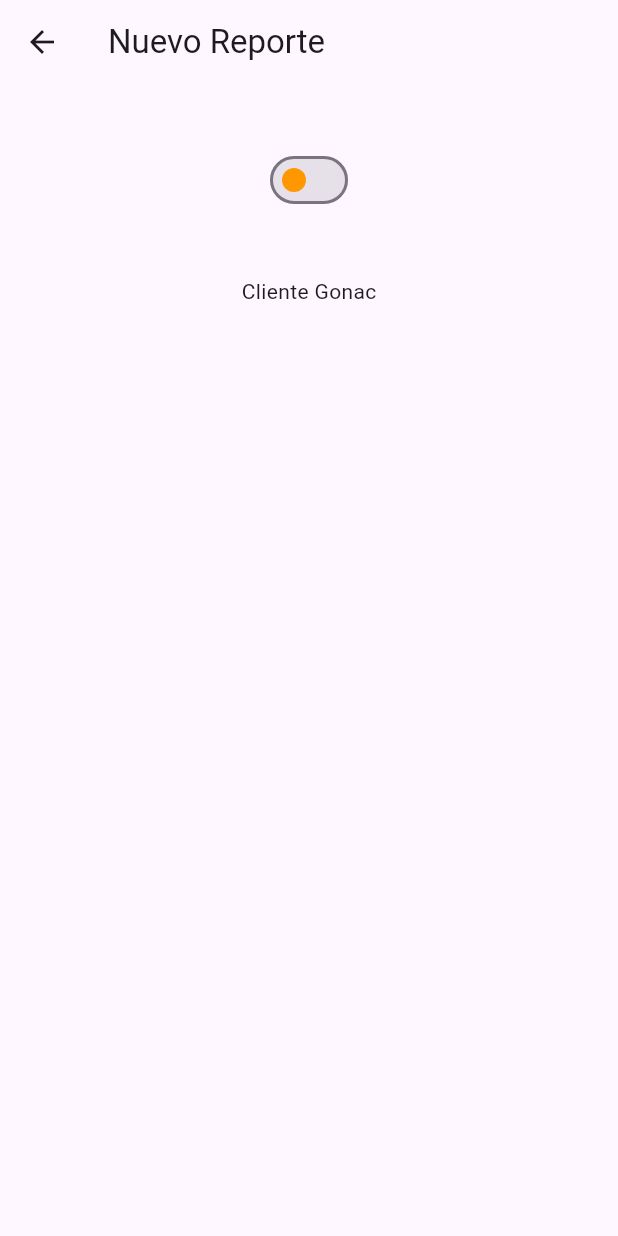
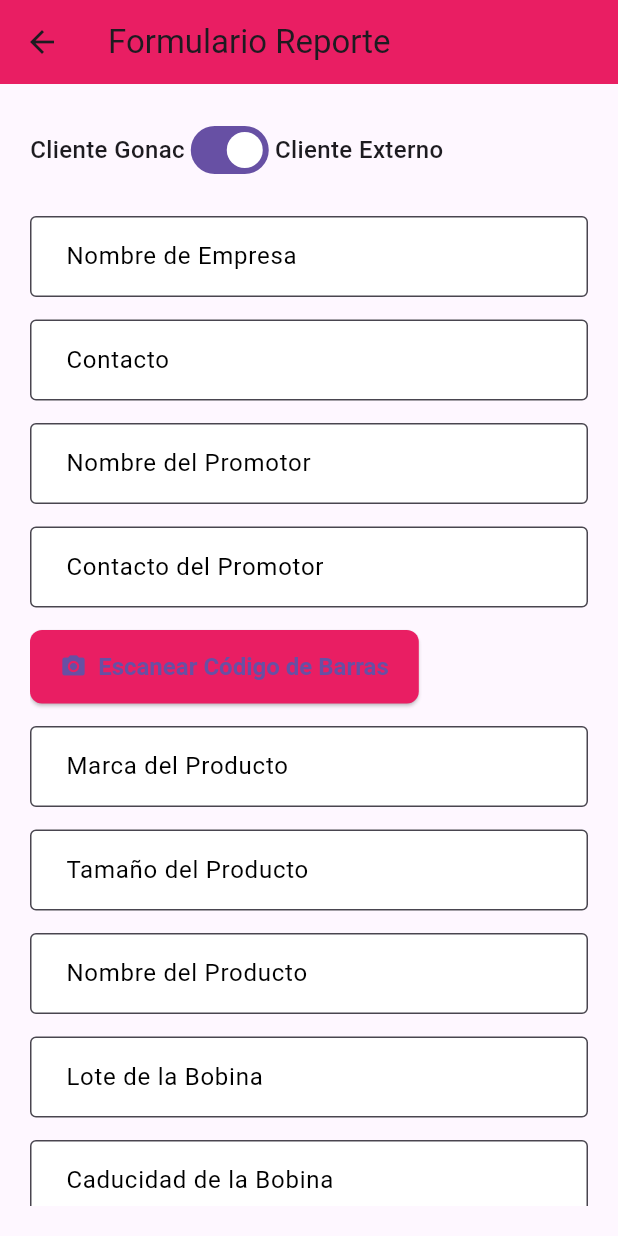
Before and after one commit to NoeNavarro1/AppMapeoPreciosGonacRMAP, a Flutter app: the ReportePage screen opened directly, on a phone screen of 412 x 824 dp. Run offline on Flutter 3.47's test engine with Material 3 defaults, Android fonts, the phone set to English and light mode, and no system bars; drawn by our look-alikes of flutter_form_builder; our stand-ins replace dio, expansion_tile_card, form_builder_validators, image_picker, logger, salomon_bottom_bar; missing offline and left inert: mobile_scanner.

Commit message:
creando reporte calidad

```diff
--- a/gonacrmap/lib/data/datasources/api_service.dart
+++ b/gonacrmap/lib/data/datasources/api_service.dart
@@ -2,7 +2,7 @@ import 'package:dio/dio.dart';
 
 class ApiService {
   final Dio _dio = Dio(BaseOptions(
-    baseUrl: "http://10.11.20.84:8000/api/",
+    baseUrl: "http://10.11.20.74:8000/api/",
     headers: {
       'Content-Type': 'application/json',
       'Accept': 'application/json',
--- a/gonacrmap/lib/main.dart
+++ b/gonacrmap/lib/main.dart
@@ -19,6 +19,7 @@ class MyApp extends StatelessWidget {
         ChangeNotifierProvider(create: (_) => MapeoPreciosProvider()),
         ChangeNotifierProvider(create: (_) => FormularioProvider()),
         Provider<AuthService>(create: (_) => AuthService()),
+
       ],
        child: MaterialApp(
         home: Loginpage(),
--- a/gonacrmap/lib/presentation/pages/reportepage.dart
+++ b/gonacrmap/lib/presentation/pages/reportepage.dart
@@ -1,43 +1,150 @@
-import 'package:flutter/gestures.dart';
 import 'package:flutter/material.dart';
+import 'package:flutter_form_builder/flutter_form_builder.dart';
+import 'package:gonacrmap/presentation/widgets/reporte_formulario.dart';
+import 'package:gonacrmap/presentation/pages/scanner.dart'; // Nombre corregido
 
 class ReportePage extends StatefulWidget {
+  const ReportePage({super.key});
+
   @override
   _ReportePageState createState() => _ReportePageState();
 }
 
 class _ReportePageState extends State<ReportePage> {
-  bool _value = false;
+  final TextEditingController _marcaProductoController = TextEditingController();
+  final ReporteFormulario _reporteFormulario = ReporteFormulario();
+  bool _isGonac = true;
+
+  void _abrirEscaner() {
+    Navigator.push(
+      context,
+      MaterialPageRoute(
+        builder: (context) => Scanner(
+          onCodeScanned: (String scannedCode) {
+            setState(() {
+              _marcaProductoController.text = scannedCode;
+            });
+          },
+        ),
+      ),
+    );
+  }
 
   @override
   Widget build(BuildContext context) {
     return Scaffold(
       appBar: AppBar(
-        title: Text('Nuevo Reporte'),
+        title: const Text('Formulario Reporte'),
+        backgroundColor: Colors.pink,
+        elevation: 0,
       ),
-      body: Column(
-        mainAxisAlignment: MainAxisAlignment.start,
-        children: [
-          Container(
-            alignment: Alignment.topCenter,
-            padding: EdgeInsets.symmetric(vertical: 40),
-            child: Switch(
-              value: _value,
-              activeColor: Colors.orange,
-              inactiveThumbColor: Colors.orange,
-              dragStartBehavior: DragStartBehavior.down,
-              onChanged: (value) {
-                setState(() {
-                  _value = value;
-                  print('Switch is ON');
-                });
-              }
+      body: Padding(
+        padding: const EdgeInsets.all(20.0),
+        child: SingleChildScrollView(
+          child: FormBuilder(
+            child: Column(
+              crossAxisAlignment: CrossAxisAlignment.start,
+              children: <Widget>[
+                // Switch Cliente Gonac o Externo
+                Row(
+                  children: [
+                    const Text('Cliente Gonac', style: TextStyle(fontSize: 16, fontWeight: FontWeight.w500)),
+                    Switch(
+                      value: _isGonac,
+                      onChanged: (value) => setState(() => _isGonac = value),
+                    ),
+                    const Text('Cliente Externo', style: TextStyle(fontSize: 16, fontWeight: FontWeight.w500)),
+                  ],
+                ),
+                const SizedBox(height: 20),
+
+                // Campos generales
+                _reporteFormulario.buildTextField(
+                  label: _isGonac ? 'Nombre de Empresa' : 'Nombre del Cliente',
+                  name: 'nombre_cliente',
+                ),
+                const SizedBox(height: 15),
+
+                _reporteFormulario.buildTextField(
+                  label: _isGonac ? 'Contacto' : 'Número del Cliente',
+                  name: 'contacto_cliente',
+                ),
+                const SizedBox(height: 15),
+
+                // Campos extra para Cliente Externo
+                if (!_isGonac) ...[
+                  _reporteFormulario.buildTextField(label: 'Zona', name: 'zona'),
+                  const SizedBox(height: 15),
+                  _reporteFormulario.buildTextField(label: 'Región', name: 'region'),
+                  const SizedBox(height: 15),
+                  _reporteFormulario.buildTextField(label: 'Asesor', name: 'asesor'),
+                  const SizedBox(height: 15),
+                  _reporteFormulario.buildTextField(label: 'Contacto Asesor', name: 'contacto_asesor'),
+                  const SizedBox(height: 15),
+                ],
+
+                // Datos del promotor
+                _reporteFormulario.buildTextField(label: 'Nombre del Promotor', name: 'nombre_promotor'),
+                const SizedBox(height: 15),
+                _reporteFormulario.buildTextField(label: 'Contacto del Promotor', name: 'contacto_promotor'),
+                const SizedBox(height: 15),
+
+                // Escáner de código de barras
+                _reporteFormulario.buildIconButton(
+                  icon: Icons.camera_alt,
+                  label: 'Escanear Código de Barras',
+                  onPressed: _abrirEscaner,
+                ),
+                const SizedBox(height: 15),
+
+                // Marca del producto
+                _reporteFormulario.buildTextField(
+                  label: 'Marca del Producto',
+                  name: 'marca_producto',
+                  controller: _marcaProductoController,
+                ),
+                const SizedBox(height: 15),
+
+                // Otros campos del producto
+                _reporteFormulario.buildTextField(label: 'Tamaño del Producto', name: 'tamano_producto'),
+                const SizedBox(height: 15),
+                _reporteFormulario.buildTextField(label: 'Nombre del Producto', name: 'nombre_producto'),
+                const SizedBox(height: 15),
+                _reporteFormulario.buildTextField(label: 'Lote de la Bobina', name: 'lote_bobina'),
+                const SizedBox(height: 15),
+                _reporteFormulario.buildDatePicker(label: 'Caducidad de la Bobina', name: 'caducidad_bobina'),
+                const SizedBox(height: 15),
+                _reporteFormulario.buildTextField(label: 'Cantidad Reportada', name: 'cantidad_reportada'),
+                const SizedBox(height: 15),
+
+                // Unidad de medida
+                _reporteFormulario.buildDropdown(
+                  label: 'Seleccionar Unidad',
+                  name: 'unidad',
+                  items: ['Unidad 1', 'Unidad 2', 'Unidad 3'],
+                ),
+                const SizedBox(height: 15),
+
+                // Descripción
+                _reporteFormulario.buildTextField(label: 'Descripción', name: 'descripcion'),
+                const SizedBox(height: 15),
+
+                // Botón para tomar foto del producto
+                _reporteFormulario.buildIconButton(
+                  icon: Icons.camera,
+                  label: 'Tomar Foto del Producto',
+                  onPressed: () {
+                    // Acción para tomar foto del producto
+                  },
+                ),
+                const SizedBox(height: 30),
+
+                // Botón de enviar formulario
+                _reporteFormulario.buildSubmitButton(onPressed: () {}),
+              ],
             ),
           ),
-          ...(_value == true
-              ? [Text('Cliente Externo')]
-              : [Text('Cliente Gonac')]),
-        ],
+        ),
       ),
     );
   }
--- /dev/null
+++ b/gonacrmap/lib/presentation/widgets/reporte_formulario.dart
@@ -0,0 +1,90 @@
+import 'package:flutter/material.dart';
+import 'package:flutter_form_builder/flutter_form_builder.dart';
+import 'package:form_builder_validators/form_builder_validators.dart';
+
+class ReporteFormulario {
+  Widget buildTextField({
+  required String label,
+  required String name,
+  TextEditingController? controller,
+  void Function(dynamic value)? onChanged, // Hacer que onChanged sea opcional
+}) {
+  return FormBuilderTextField(
+    name: name,
+    controller: controller,
+    decoration: InputDecoration(
+      labelText: label,
+      labelStyle: TextStyle(color: Colors.black),
+      border: OutlineInputBorder(),
+      filled: true,
+      fillColor: Colors.white,
+      contentPadding: EdgeInsets.symmetric(vertical: 15, horizontal: 20),
+    ),
+    // Si onChanged no es necesario, puedes omitirlo
+    onChanged: onChanged,
+    validator: FormBuilderValidators.required(), // Si no es obligatorio, puedes remover esto
+  );
+}
+
+
+  Widget buildDatePicker({required String label, required String name}) {
+    return FormBuilderDateTimePicker(
+      name: name,
+      inputType: InputType.date,
+      decoration: InputDecoration(
+        labelText: label,
+        labelStyle: TextStyle(color: Colors.black),
+        border: OutlineInputBorder(),
+        filled: true,
+        fillColor: Colors.white,
+        contentPadding: EdgeInsets.symmetric(vertical: 15, horizontal: 20),
+      ),
+      validator: FormBuilderValidators.required(),
+      );
+  }
+
+  Widget buildDropdown({required String label, required String name, required List<String>items}){
+    return FormBuilderDropdown(
+      name: name,
+      decoration: InputDecoration(
+        labelText: label,
+        labelStyle: TextStyle(color: Colors.black),
+        border: OutlineInputBorder(),
+        filled: true,
+        fillColor: Colors.white,
+        contentPadding: EdgeInsets.symmetric(vertical: 15, horizontal: 20),
+      ),
+      items: items.map((item) => DropdownMenuItem(value: item, child: Text(item))).toList(),
+      validator: FormBuilderValidators.required(),
+      );
+  }
+
+  Widget buildIconButton({required IconData icon, required String label, required VoidCallback onPressed}){
+    return ElevatedButton.icon(
+      onPressed: onPressed,
+      icon: Icon(icon),
+      label: Text(label),
+      style: ElevatedButton.styleFrom(
+        backgroundColor: Colors.pink,
+        padding: EdgeInsets.symmetric(vertical: 15, horizontal: 20),
+        textStyle: TextStyle(fontSize: 16, fontWeight: FontWeight.w600, color: Colors.white),
+        shape: RoundedRectangleBorder(borderRadius: BorderRadius.circular(8))
+      ),
+    );
+  }
+
+  Widget buildSubmitButton({required VoidCallback onPressed}) {
+    return ElevatedButton(
+      onPressed: onPressed,
+      style: ElevatedButton.styleFrom(
+        backgroundColor: Colors.pink,
+        padding: EdgeInsets.symmetric(vertical: 15, horizontal: 20),
+        textStyle: TextStyle(fontSize: 16, fontWeight: FontWeight.w600, color: Colors.white),
+        shape: RoundedRectangleBorder(
+          borderRadius: BorderRadius.circular(8),
+        ),
+      ),
+      child: Text('Enviar Formulario'),
+    );
+  }
+}
--- a/gonacrmap/pubspec.yaml
+++ b/gonacrmap/pubspec.yaml
@@ -46,6 +46,7 @@ dependencies:
   logger: ^2.5.0
   hive: ^2.2.3
   hive_flutter: ^1.1.0
+  mobile_scanner: ^6.0.7
 
 
 dev_dependencies:
```
Also changed, not shown: gonacrmap/lib/data/datasources/reporte_service.dart (added, +29 -0 lines), gonacrmap/lib/domain/entities/user.dart (+8 -8 lines), gonacrmap/lib/domain/services/scanner_service.dart (added, +28 -0 lines), gonacrmap/lib/presentation/pages/scanner.dart (added, +51 -0 lines), gonacrmap/pubspec.lock, 1 other file.
